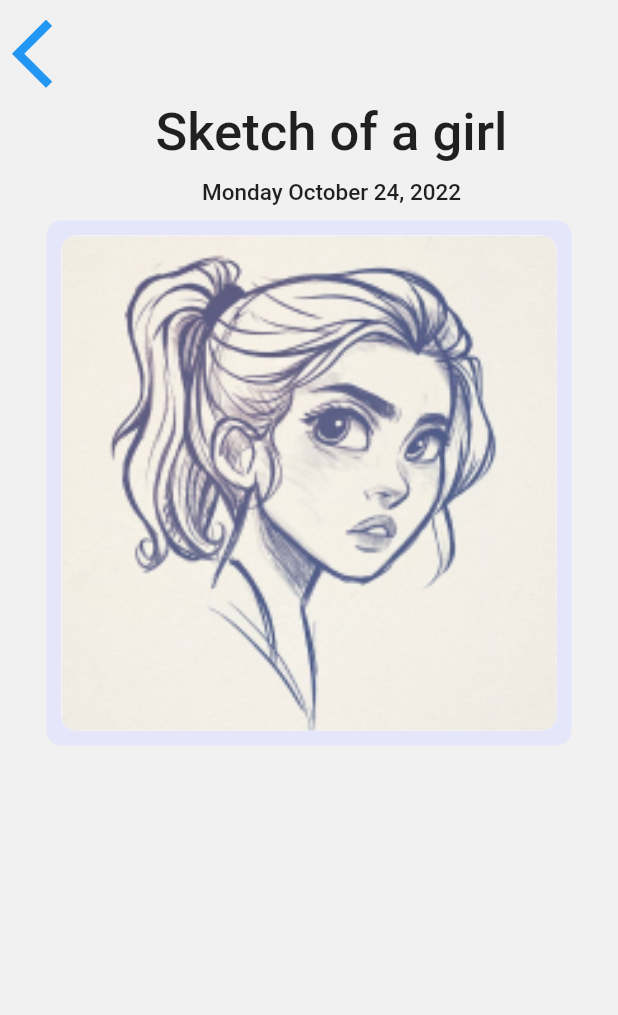
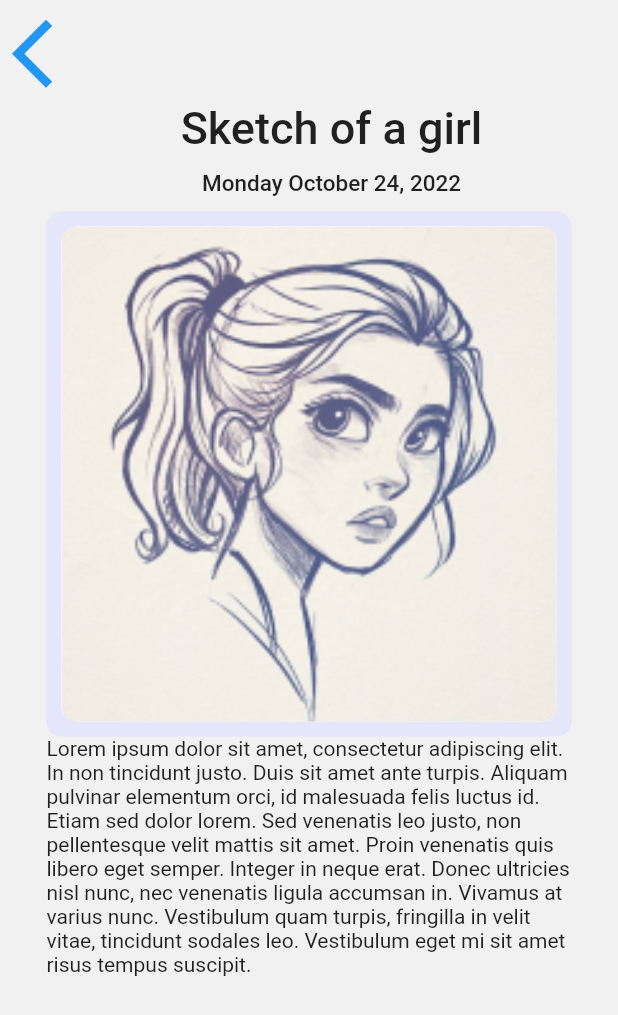
Before and after one commit to hMRZQ21/Nusketch, a Flutter app: the DescriptionPage screen opened directly, on a phone screen of 412 x 824 dp. Shown: the top 1015 px of the screen. Run offline on Flutter 3.47's test engine with Material 2 defaults, Android fonts, the phone set to English and light mode, and no system bars; our stand-ins replace get, image_picker.

Commit message:
test push

```diff
--- a/lib/home/description.dart
+++ b/lib/home/description.dart
@@ -43,7 +43,7 @@ class _DescriptionPageState extends State<DescriptionPage> {
                   bottom: Dimension.page10h),
               child: const Text(
                 'Sketch of a girl',
-                style: TextStyle(fontSize: 35, fontWeight: FontWeight.w500),
+                style: TextStyle(fontSize: 30, fontWeight: FontWeight.w500),
               ),
             ),
           ),
@@ -91,6 +91,15 @@ class _DescriptionPageState extends State<DescriptionPage> {
               ),
             ],
           ),
+          Align(
+            alignment: Alignment.center,
+            child: Container(
+              width: Dimension.outtercontainerw,
+              height: Dimension.outtercontainerh,
+              child: const Text(
+                  "Lorem ipsum dolor sit amet, consectetur adipiscing elit. In non tincidunt justo. Duis sit amet ante turpis. Aliquam pulvinar elementum orci, id malesuada felis luctus id. Etiam sed dolor lorem. Sed venenatis leo justo, non pellentesque velit mattis sit amet. Proin venenatis quis libero eget semper. Integer in neque erat. Donec ultricies nisl nunc, nec venenatis ligula accumsan in. Vivamus at varius nunc. Vestibulum quam turpis, fringilla in velit vitae, tincidunt sodales leo. Vestibulum eget mi sit amet risus tempus suscipit."),
+            ),
+          ),
         ],
       ),
     );
```
